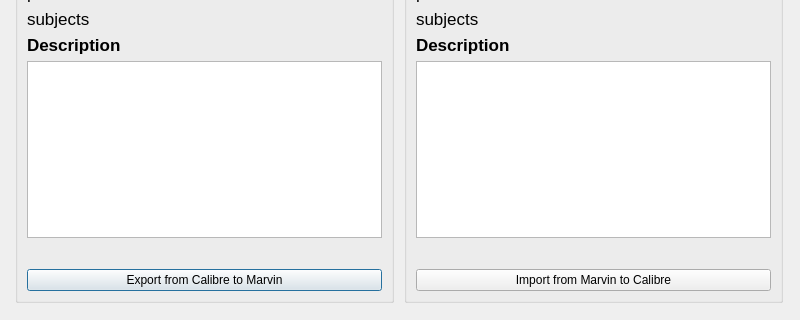
This is dialogs/view_metadata.ui in Philantrop/calibre-marvin-manager as Qt 5 draws it before an edit; both pictures show x 0 to 800 and y 280 to 600 of the 800 by 600 pixel window. The edited form follows.
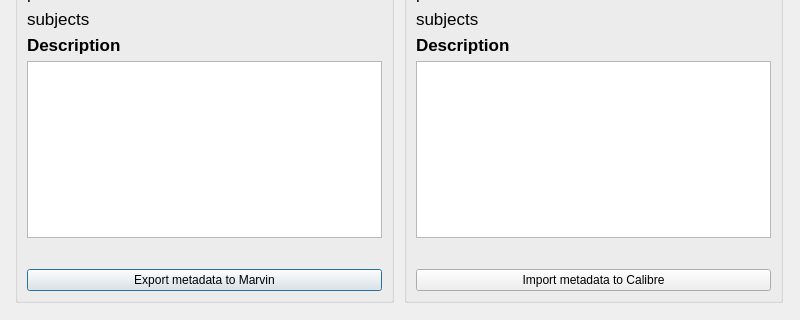
This is the edited form. Icons and pictures are not drawn.

Commit message: Preliminary support for flashing updated rows. Improved handling of model after metadata updates, deletes.

```diff
--- a/dialogs/view_metadata.ui
+++ b/dialogs/view_metadata.ui
@@ -292,7 +292,7 @@
         <item>
          <widget class="QPushButton" name="export_to_marvin_button">
           <property name="text">
-           <string>Export from Calibre to Marvin</string>
+           <string>Export metadata to Marvin</string>
           </property>
          </widget>
         </item>
@@ -568,7 +568,7 @@
         <item>
          <widget class="QPushButton" name="import_from_marvin_button">
           <property name="text">
-           <string>Import from Marvin to Calibre</string>
+           <string>Import metadata to Calibre</string>
           </property>
          </widget>
         </item>
```
The commit also changes 4 other files.
